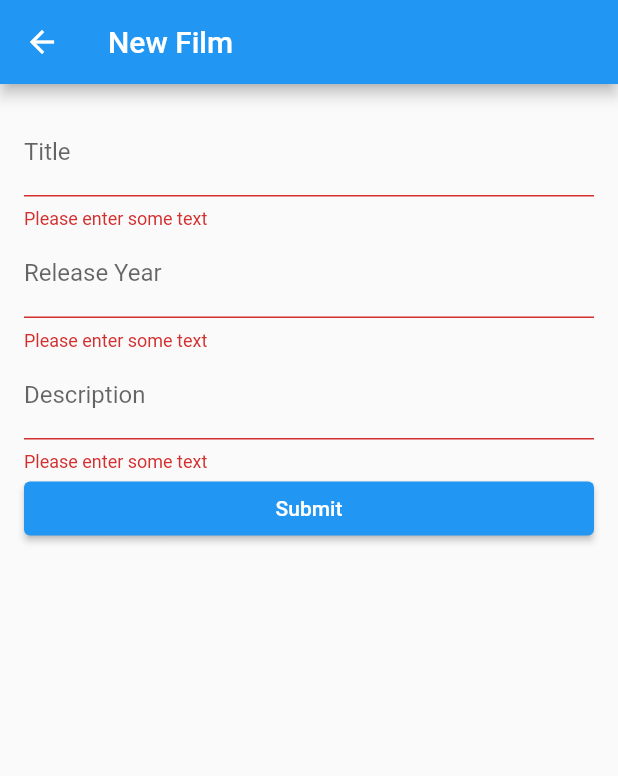
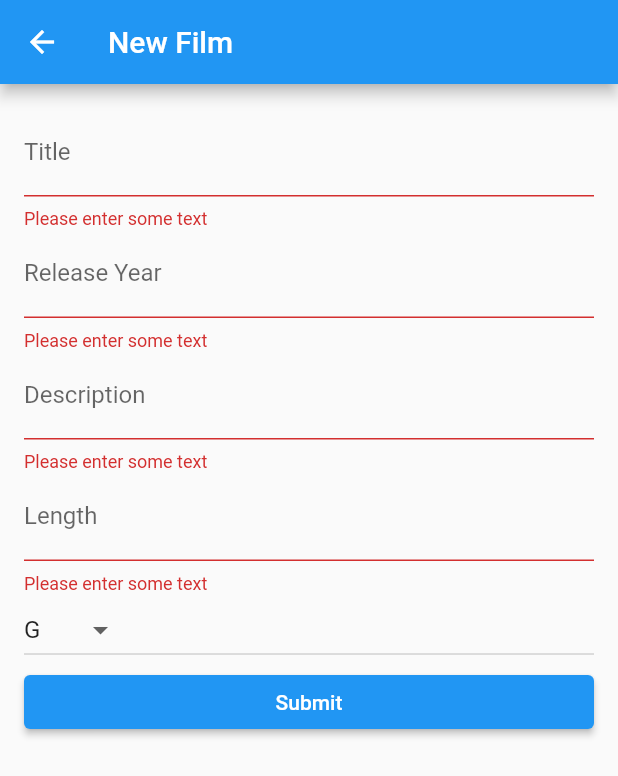
Before and after one commit to betazetadev/graphql-flutter-client, a Flutter app: the NewFilmFormWidget screen opened directly, after a tap on "Submit", on a phone screen of 412 x 824 dp. Shown: the top 776 px of the screen. Run offline on Flutter 3.47's test engine with Material 2 defaults, Android fonts, the phone set to English and light mode, and no system bars; our stand-ins replace graphql_flutter; network calls fail.

```diff
--- a/lib/model/film.dart
+++ b/lib/model/film.dart
@@ -1,3 +1,5 @@
+import 'package:graphql_flutter_client/model/mpaa_rating.dart';
+
 class Film {
   final int? filmId;
   final String title;
@@ -9,7 +11,7 @@ class Film {
   final double rentalRate;
   final int? length;
   final double replacementCost;
-  final String? rating;
+  final MPAARating? rating;
   final DateTime lastUpdate;
   final String? specialFeatures;
   final String fulltext;
@@ -42,7 +44,7 @@ class Film {
       'rental_rate': rentalRate,
       'length': length,
       'replacement_cost': replacementCost,
-      'rating': rating,
+      'rating': mPAARatingKeyValues[rating],
       'last_update': lastUpdate.toIso8601String(),
       'special_features': specialFeatures,
       'fulltext': fulltext,
@@ -61,7 +63,9 @@ class Film {
       rentalRate: json['rental_rate'] as double,
       length: json['length'],
       replacementCost: json['replacement_cost'] as double,
-      rating: json['rating'],
+      rating: mPAARatingKeyValues.keys.firstWhere(
+          (k) => mPAARatingKeyValues[k] == json['rating'],
+          orElse: () => MPAARating.g),
       lastUpdate: DateTime.parse(json['last_update'] as String),
       specialFeatures: json['special_features'],
       fulltext: json['fulltext'] as String,
--- /dev/null
+++ b/lib/model/mpaa_rating.dart
@@ -0,0 +1,15 @@
+Map<MPAARating, String> mPAARatingKeyValues = {
+  MPAARating.g: "G",
+  MPAARating.pg: "PG",
+  MPAARating.pg13: "PG-13",
+  MPAARating.r: "R",
+  MPAARating.pg17: "PG-17",
+};
+
+enum MPAARating {
+  g,
+  pg,
+  pg13,
+  r,
+  pg17,
+}
--- a/lib/view/new_film_form_widget.dart
+++ b/lib/view/new_film_form_widget.dart
@@ -2,6 +2,7 @@ import 'package:flutter/material.dart';
 import 'package:graphql_flutter/graphql_flutter.dart';
 import 'package:graphql_flutter_client/util/string_extensions.dart';
 import '../model/film.dart';
+import '../model/mpaa_rating.dart';
 
 String createFilmMutation = r"""
   mutation NewFilmMutation($film: film_insert_input = {}) {
@@ -36,6 +37,19 @@ class NewFilmFormWidgetState extends State<NewFilmFormWidget> {
   final _titleController = TextEditingController();
   final _releaseYearController = TextEditingController();
   final _descriptionController = TextEditingController();
+  final _lengthController = TextEditingController();
+  final _ratingController = TextEditingController();
+  late MPAARating? mpaaRating = MPAARating.g;
+
+  @override
+  void dispose() {
+    _titleController.dispose();
+    _releaseYearController.dispose();
+    _descriptionController.dispose();
+    _lengthController.dispose();
+    _ratingController.dispose();
+    super.dispose();
+  }
 
   @override
   Widget build(BuildContext context) {
@@ -84,6 +98,29 @@ class NewFilmFormWidgetState extends State<NewFilmFormWidget> {
                 return null;
               },
             ),
+            TextFormField(
+              controller: _lengthController,
+              decoration: const InputDecoration(
+                labelText: 'Length',
+              ),
+              validator: (value) {
+                if (value == null || value.isEmpty) {
+                  return 'Please enter some text';
+                }
+                return null;
+              },
+            ),
+            DropdownButton<MPAARating>(
+                value: mpaaRating,
+                onChanged: (MPAARating? newValue) {
+                  setState(() {
+                    mpaaRating = newValue;
+                  });
+                },
+                items: MPAARating.values.map((MPAARating classType) {
+                  return DropdownMenuItem<MPAARating>(
+                      value: classType, child: Text(classType.name.toUpperCase()));
+                }).toList()),
             Mutation(
               options: MutationOptions(
                 document: gql(createFilmMutation),
@@ -101,6 +138,13 @@ class NewFilmFormWidgetState extends State<NewFilmFormWidget> {
                   Navigator.pop(context, createdFilm);
                 },
                 onError: (error) {
+                  ScaffoldMessenger.of(context).showSnackBar(
+                    SnackBar(
+                      content: Text(
+                        'Error creating film: ${error.toString()}',
+                      ),
+                    ),
+                  );
                   print(error);
                 },
               ),
@@ -113,6 +157,8 @@ class NewFilmFormWidgetState extends State<NewFilmFormWidget> {
                         releaseYear: _releaseYearController.text.toYear(),
                         description: _descriptionController.text,
                         languageId: 1,
+                        length: _lengthController.text.toInt(),
+                        rating: mpaaRating,
                         rentalDuration: 7,
                         rentalRate: 20,
                         replacementCost: 10,
```
